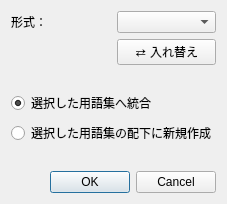
Old version of the form ui/dialogs/GlossaryImportDialog.ui in the repository Ikumyon/AutoLingua2.
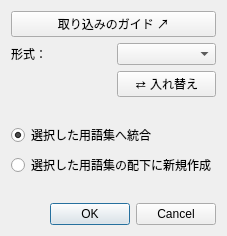
New version of the form.

Commit message: サムネイル編集・エクスポート機能および自動化トリガー機能の追加、各種UI・ガイドの更新

Diff of the .ui file:
```diff
--- a/ui/dialogs/GlossaryImportDialog.ui
+++ b/ui/dialogs/GlossaryImportDialog.ui
@@ -4,6 +4,7 @@
  <widget class="QDialog" name="GlossaryImportDialog">
   <property name="windowTitle"><string>用語集を取り込む</string></property>
   <layout class="QVBoxLayout" name="layoutImport">
+   <item><widget class="QPushButton" name="buttonGuideImport"><property name="text"><string>取り込みのガイド ↗</string></property><property name="toolTip"><string>オンラインガイドをブラウザで開きます。</string></property><property name="autoDefault"><bool>false</bool></property></widget></item>
    <item><layout class="QHBoxLayout" name="layoutFormat">
     <item><widget class="QLabel" name="labelFormat"><property name="text"><string>形式：</string></property></widget></item>
     <item><widget class="QComboBox" name="comboImportFormat"/></item>
```
The commit also changes 125 other files.
